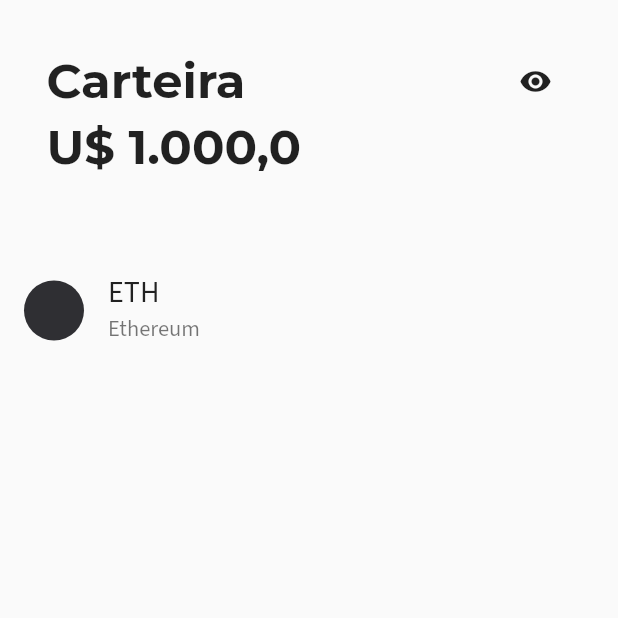
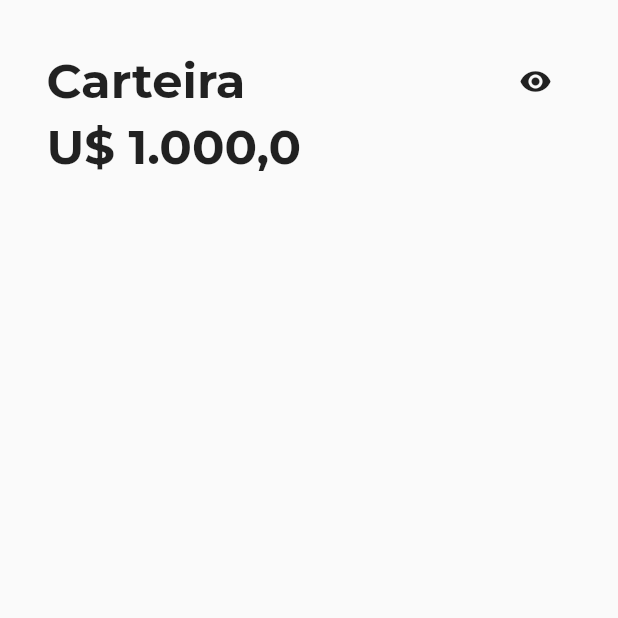
Before and after one commit to HenriqueSilvaWarren/Everest03Flutter, a Flutter app: the screen it shows after launch, on a phone screen of 412 x 824 dp, the top half of it. Run offline on Flutter 3.47's test engine with Material 2 defaults, Android fonts, the light colour scheme and no system bars; our stand-ins replace google_fonts.

```diff
--- a/lib/presenter/wallet/wallet_screen.dart
+++ b/lib/presenter/wallet/wallet_screen.dart
@@ -59,33 +59,6 @@ class _WalletScreenState extends State<WalletScreen> {
               ),
             ),
           ),
-          SizedBox(
-            width: MediaQuery.of(context).size.width,
-            height: MediaQuery.of(context).size.height * 0.7,
-            child: ListView(
-              children: [
-                ListTile(
-                  leading: const CircleAvatar(
-                    backgroundColor: Color.fromARGB(255, 47, 47, 51),
-                  ),
-                  title: Text(
-                    "ETH",
-                    style: GoogleFonts.sourceSansPro(
-                      fontWeight: FontWeight.w400,
-                      fontSize: 20,
-                    ),
-                  ),
-                  subtitle: Text(
-                    "Ethereum",
-                    style: GoogleFonts.sourceSansPro(
-                      fontWeight: FontWeight.w400,
-                      fontSize: 15,
-                    ),
-                  ),
-                )
-              ],
-            ),
-          )
         ],
       ),
     );
```
